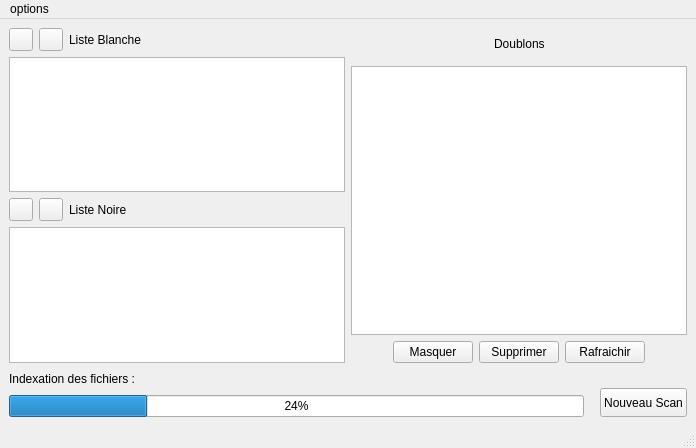
First picture: the form in interface.ui, repository Flamingroup/fsclean, before the edit.
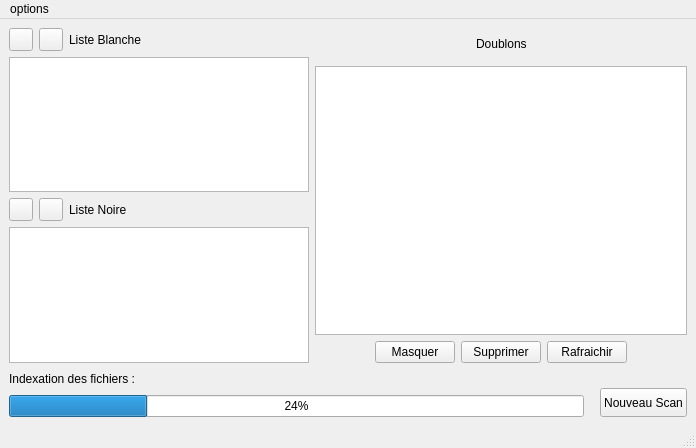
Second picture: the form after the edit. Icons and pictures are not drawn.

Commit message: Largeur max listes blanches et noires

Patch:
```diff
--- a/interface.ui
+++ b/interface.ui
@@ -62,7 +62,20 @@
            </layout>
           </item>
           <item>
-           <widget class="QListWidget" name="listwhiteList"/>
+           <widget class="QListWidget" name="listwhiteList">
+            <property name="minimumSize">
+             <size>
+              <width>100</width>
+              <height>0</height>
+             </size>
+            </property>
+            <property name="maximumSize">
+             <size>
+              <width>300</width>
+              <height>16777215</height>
+             </size>
+            </property>
+           </widget>
           </item>
           <item>
            <layout class="QHBoxLayout" name="horizontalLayout_4">
@@ -105,7 +118,14 @@
            </layout>
           </item>
           <item>
-           <widget class="QListWidget" name="listblackList"/>
+           <widget class="QListWidget" name="listblackList">
+            <property name="maximumSize">
+             <size>
+              <width>300</width>
+              <height>16777215</height>
+             </size>
+            </property>
+           </widget>
           </item>
          </layout>
         </item>
```
